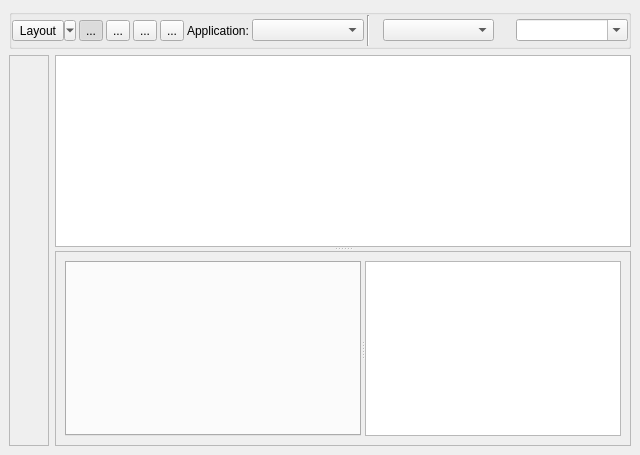
Qt form trunk/maestro/gui/plugins/views/stanza_editor/StanzaEditorBase.ui (patrickhartling/maestro) before a commit.
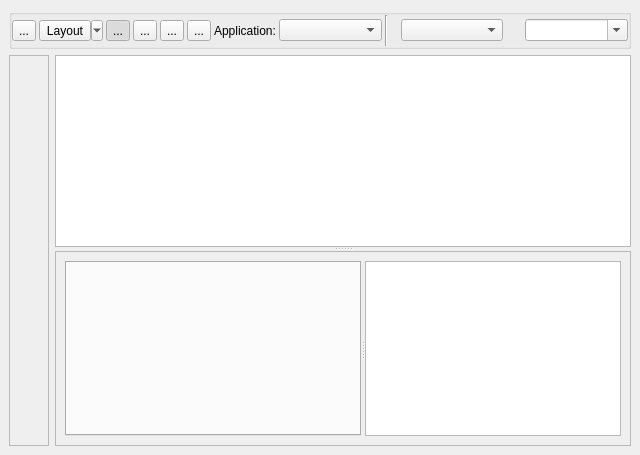
The same form after that commit. Icons and pictures are not drawn.

Diff of the .ui file:
```diff
--- a/trunk/maestro/gui/plugins/views/stanza_editor/StanzaEditorBase.ui
+++ b/trunk/maestro/gui/plugins/views/stanza_editor/StanzaEditorBase.ui
@@ -139,6 +139,25 @@
       <property name="spacing" >
        <number>3</number>
       </property>
+      <item>
+       <widget class="QToolButton" name="mNewAppBtn" >
+        <property name="toolTip" >
+         <string>New Application</string>
+        </property>
+        <property name="text" >
+         <string>...</string>
+        </property>
+        <property name="icon" >
+         <iconset resource="../../../MaestroResource.qrc" >:/Maestro/images/stanza_new.png</iconset>
+        </property>
+        <property name="iconSize" >
+         <size>
+          <width>24</width>
+          <height>24</height>
+         </size>
+        </property>
+       </widget>
+      </item>
       <item>
        <widget class="QToolButton" name="mLayoutBtn" >
         <property name="text" >
```
Left out of the diff: 22 changed lines with no effect on the pictures.
